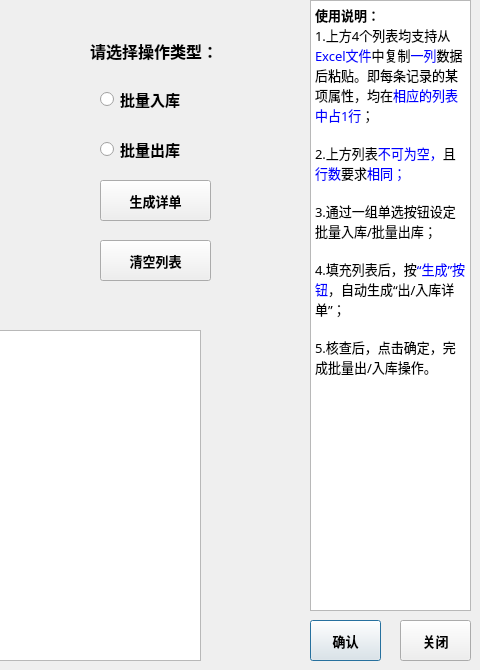
This is source_code/lots_in_out.ui in jhqi/store-management-system as Qt 5 draws it before an edit; both pictures show x 760 to 1240 and y 0 to 670 of the 1240 by 670 pixel window. The edited form follows.
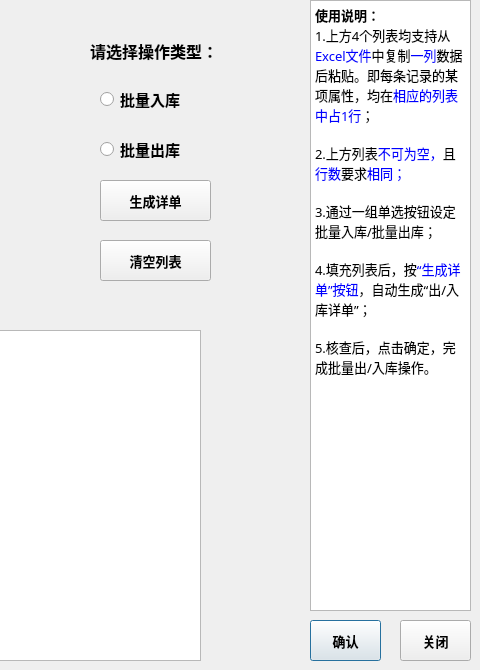
This is the edited form.

Patch:
```diff
--- a/source_code/lots_in_out.ui
+++ b/source_code/lots_in_out.ui
@@ -87,7 +87,7 @@
 &lt;p style=&quot;-qt-paragraph-type:empty; margin-top:0px; margin-bottom:0px; margin-left:0px; margin-right:0px; -qt-block-indent:0; text-indent:0px; font-family:'SimSun';&quot;&gt;&lt;br /&gt;&lt;/p&gt;
 &lt;p style=&quot; margin-top:0px; margin-bottom:0px; margin-left:0px; margin-right:0px; -qt-block-indent:0; text-indent:0px;&quot;&gt;&lt;span style=&quot; font-family:'SimSun'; color:#000000;&quot;&gt;3.通过一组单选按钮设定批量入库/批量出库；&lt;/span&gt;&lt;/p&gt;
 &lt;p style=&quot;-qt-paragraph-type:empty; margin-top:0px; margin-bottom:0px; margin-left:0px; margin-right:0px; -qt-block-indent:0; text-indent:0px; font-family:'SimSun'; color:#000000;&quot;&gt;&lt;br /&gt;&lt;/p&gt;
-&lt;p style=&quot; margin-top:0px; margin-bottom:0px; margin-left:0px; margin-right:0px; -qt-block-indent:0; text-indent:0px;&quot;&gt;&lt;span style=&quot; font-family:'SimSun'; color:#000000;&quot;&gt;4.填充列表后，按&lt;/span&gt;&lt;span style=&quot; font-family:'SimSun'; color:#0000ff;&quot;&gt;“生成”按钮&lt;/span&gt;&lt;span style=&quot; font-family:'SimSun'; color:#000000;&quot;&gt;，自动生成“出/入库详单”；&lt;/span&gt;&lt;/p&gt;
+&lt;p style=&quot; margin-top:0px; margin-bottom:0px; margin-left:0px; margin-right:0px; -qt-block-indent:0; text-indent:0px;&quot;&gt;&lt;span style=&quot; font-family:'SimSun'; color:#000000;&quot;&gt;4.填充列表后，按&lt;/span&gt;&lt;span style=&quot; font-family:'SimSun'; color:#0000ff;&quot;&gt;“生成详单”按钮&lt;/span&gt;&lt;span style=&quot; font-family:'SimSun'; color:#000000;&quot;&gt;，自动生成“出/入库详单”；&lt;/span&gt;&lt;/p&gt;
 &lt;p style=&quot;-qt-paragraph-type:empty; margin-top:0px; margin-bottom:0px; margin-left:0px; margin-right:0px; -qt-block-indent:0; text-indent:0px; font-family:'SimSun'; color:#000000;&quot;&gt;&lt;br /&gt;&lt;/p&gt;
 &lt;p style=&quot; margin-top:0px; margin-bottom:0px; margin-left:0px; margin-right:0px; -qt-block-indent:0; text-indent:0px;&quot;&gt;&lt;span style=&quot; font-family:'SimSun'; color:#000000;&quot;&gt;5.核查后，点击确定，完成批量出/入库操作。&lt;/span&gt;&lt;/p&gt;&lt;/body&gt;&lt;/html&gt;</string>
    </property>
```
